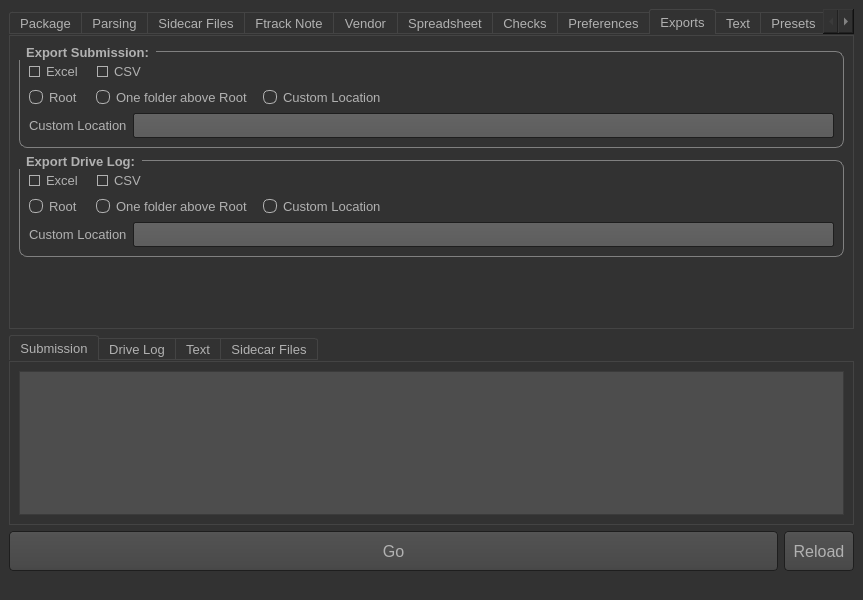
First picture: the form in submission.ui, repository jrsndl/SubmissionHelper, before the edit.
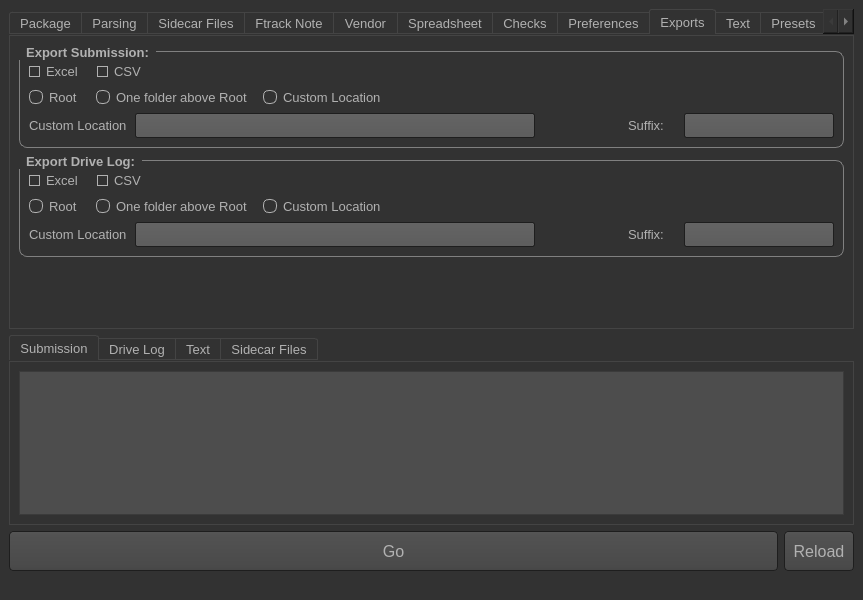
Second picture: the form after the edit. The open tabs and pages were chosen to show the change. Icons and pictures are not drawn.

```diff
--- a/submission.ui
+++ b/submission.ui
@@ -9564,9 +9564,9 @@
          <attribute name="title">
           <string>Exports</string>
          </attribute>
-         <layout class="QHBoxLayout" name="horizontalLayout_45">
+         <layout class="QHBoxLayout" name="horizontalLayout_134">
           <item>
-           <layout class="QVBoxLayout" name="verticalLayout_18">
+           <layout class="QVBoxLayout" name="verticalLayout_17">
             <item>
              <widget class="QGroupBox" name="groupBox_4">
               <property name="sizePolicy">
@@ -9584,7 +9584,7 @@
               <property name="title">
                <string>Export Submission:</string>
               </property>
-              <layout class="QVBoxLayout" name="verticalLayout_14">
+              <layout class="QHBoxLayout" name="horizontalLayout_131">
                <item>
                 <layout class="QVBoxLayout" name="verticalLayout_13">
                  <item>
@@ -9693,7 +9693,9 @@
                   </layout>
                  </item>
                  <item>
-                  <layout class="QHBoxLayout" name="horizontalLayout_39">
+                  <layout class="QHBoxLayout" name="horizontalLayout_130">
+                   <item>
+                    <layout class="QHBoxLayout" name="horizontalLayout_45">
                    <item>
                     <widget class="QLabel" name="label_15">
                      <property name="sizePolicy">
@@ -9702,6 +9704,18 @@
                        <verstretch>0</verstretch>
                       </sizepolicy>
                      </property>
+                       <property name="minimumSize">
+                        <size>
+                         <width>100</width>
+                         <height>16</height>
+                        </size>
+                       </property>
+                       <property name="maximumSize">
+                        <size>
+                         <width>100</width>
+                         <height>16</height>
+                        </size>
+                       </property>
                      <property name="text">
                       <string>Custom Location</string>
                      </property>
@@ -9710,14 +9724,20 @@
                    <item>
                     <widget class="QLineEdit" name="export_sub_custom_path">
                      <property name="sizePolicy">
-                      <sizepolicy hsizetype="MinimumExpanding" vsizetype="Fixed">
+                        <sizepolicy hsizetype="Expanding" vsizetype="Fixed">
                        <horstretch>0</horstretch>
                        <verstretch>0</verstretch>
                       </sizepolicy>
                      </property>
                      <property name="minimumSize">
                       <size>
-                       <width>300</width>
+                         <width>400</width>
+                         <height>25</height>
+                        </size>
+                       </property>
+                       <property name="maximumSize">
+                        <size>
+                         <width>1500</width>
                        <height>25</height>
                       </size>
                      </property>
@@ -9725,6 +9745,72 @@
                       <string>&lt;html&gt;&lt;head/&gt;&lt;body&gt;&lt;p&gt;Expects path to folder&lt;/p&gt;&lt;/body&gt;&lt;/html&gt;</string>
                      </property>
                     </widget>
+                     </item>
+                     <item>
+                      <spacer name="horizontalSpacer_13">
+                       <property name="orientation">
+                        <enum>Qt::Horizontal</enum>
+                       </property>
+                       <property name="sizeHint" stdset="0">
+                        <size>
+                         <width>40</width>
+                         <height>20</height>
+                        </size>
+                       </property>
+                      </spacer>
+                     </item>
+                    </layout>
+                   </item>
+                   <item>
+                    <layout class="QHBoxLayout" name="horizontalLayout_39">
+                     <item>
+                      <widget class="QLabel" name="label_32">
+                       <property name="sizePolicy">
+                        <sizepolicy hsizetype="Fixed" vsizetype="Fixed">
+                         <horstretch>0</horstretch>
+                         <verstretch>0</verstretch>
+                        </sizepolicy>
+                       </property>
+                       <property name="minimumSize">
+                        <size>
+                         <width>50</width>
+                         <height>16</height>
+                        </size>
+                       </property>
+                       <property name="maximumSize">
+                        <size>
+                         <width>50</width>
+                         <height>16</height>
+                        </size>
+                       </property>
+                       <property name="text">
+                        <string>Suffix: </string>
+                       </property>
+                      </widget>
+                     </item>
+                     <item>
+                      <widget class="QLineEdit" name="export_sub_custom_suffix">
+                       <property name="sizePolicy">
+                        <sizepolicy hsizetype="Fixed" vsizetype="Fixed">
+                         <horstretch>0</horstretch>
+                         <verstretch>0</verstretch>
+                        </sizepolicy>
+                       </property>
+                       <property name="minimumSize">
+                        <size>
+                         <width>150</width>
+                         <height>25</height>
+                        </size>
+                       </property>
+                       <property name="maximumSize">
+                        <size>
+                         <width>150</width>
+                         <height>25</height>
+                        </size>
+                       </property>
+                      </widget>
+                     </item>
+                    </layout>
                    </item>
                   </layout>
                  </item>
@@ -9750,9 +9836,9 @@
               <property name="title">
                <string>Export Drive Log:</string>
               </property>
-              <layout class="QHBoxLayout" name="horizontalLayout_44">
+              <layout class="QHBoxLayout" name="horizontalLayout_133">
                <item>
-                <layout class="QVBoxLayout" name="verticalLayout_17">
+                <layout class="QVBoxLayout" name="verticalLayout_14">
                  <item>
                   <layout class="QHBoxLayout" name="horizontalLayout_43">
                    <item>
@@ -9859,7 +9945,9 @@
                   </layout>
                  </item>
                  <item>
-                  <layout class="QHBoxLayout" name="horizontalLayout_42">
+                  <layout class="QHBoxLayout" name="horizontalLayout_132">
+                   <item>
+                    <layout class="QHBoxLayout" name="horizontalLayout_44">
                    <item>
                     <widget class="QLabel" name="label_16">
                      <property name="sizePolicy">
@@ -9868,6 +9956,18 @@
                        <verstretch>0</verstretch>
                       </sizepolicy>
                      </property>
+                       <property name="minimumSize">
+                        <size>
+                         <width>100</width>
+                         <height>16</height>
+                        </size>
+                       </property>
+                       <property name="maximumSize">
+                        <size>
+                         <width>100</width>
+                         <height>16</height>
+                        </size>
+                       </property>
                      <property name="text">
                       <string>Custom Location</string>
                      </property>
@@ -9876,14 +9976,20 @@
                    <item>
                     <widget class="QLineEdit" name="export_log_custom_path">
                      <property name="sizePolicy">
-                      <sizepolicy hsizetype="MinimumExpanding" vsizetype="Fixed">
+                        <sizepolicy hsizetype="Expanding" vsizetype="Fixed">
                        <horstretch>0</horstretch>
                        <verstretch>0</verstretch>
                       </sizepolicy>
                      </property>
                      <property name="minimumSize">
                       <size>
-                       <width>300</width>
+                         <width>400</width>
+                         <height>25</height>
+                        </size>
+                       </property>
+                       <property name="maximumSize">
+                        <size>
+                         <width>1500</width>
                        <height>25</height>
                       </size>
                      </property>
@@ -9891,6 +9997,72 @@
                       <string>&lt;html&gt;&lt;head/&gt;&lt;body&gt;&lt;p&gt;Expects path to folder&lt;/p&gt;&lt;/body&gt;&lt;/html&gt;</string>
                      </property>
                     </widget>
+                     </item>
+                    </layout>
+                   </item>
+                   <item>
+                    <spacer name="horizontalSpacer_14">
+                     <property name="orientation">
+                      <enum>Qt::Horizontal</enum>
+                     </property>
+                     <property name="sizeHint" stdset="0">
+                      <size>
+                       <width>40</width>
+                       <height>20</height>
+                      </size>
+                     </property>
+                    </spacer>
+                   </item>
+                   <item>
+                    <layout class="QHBoxLayout" name="horizontalLayout_42">
+                     <item>
+                      <widget class="QLabel" name="label_33">
+                       <property name="sizePolicy">
+                        <sizepolicy hsizetype="Fixed" vsizetype="Fixed">
+                         <horstretch>0</horstretch>
+                         <verstretch>0</verstretch>
+                        </sizepolicy>
+                       </property>
+                       <property name="minimumSize">
+                        <size>
+                         <width>50</width>
+                         <height>16</height>
+                        </size>
+                       </property>
+                       <property name="maximumSize">
+                        <size>
+                         <width>50</width>
+                         <height>16</height>
+                        </size>
+                       </property>
+                       <property name="text">
+                        <string>Suffix: </string>
+                       </property>
+                      </widget>
+                     </item>
+                     <item>
+                      <widget class="QLineEdit" name="export_log_custom_suffix">
+                       <property name="sizePolicy">
+                        <sizepolicy hsizetype="Fixed" vsizetype="Fixed">
+                         <horstretch>0</horstretch>
+                         <verstretch>0</verstretch>
+                        </sizepolicy>
+                       </property>
+                       <property name="minimumSize">
+                        <size>
+                         <width>150</width>
+                         <height>25</height>
+                        </size>
+                       </property>
+                       <property name="maximumSize">
+                        <size>
+                         <width>150</width>
+                         <height>25</height>
+                        </size>
+                       </property>
+                      </widget>
+                     </item>
+                    </layout>
                    </item>
                   </layout>
                  </item>
```
Left out of the diff: 6 changed lines with no effect on the pictures. Lines whose indentation alone changed are shown as unchanged.
